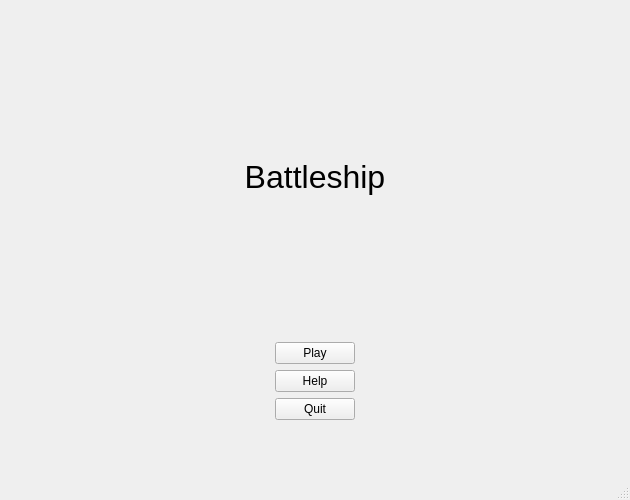
The window that battleship.ui (B1rtek/battleship-py) describes before a commit, drawn with Qt 5.
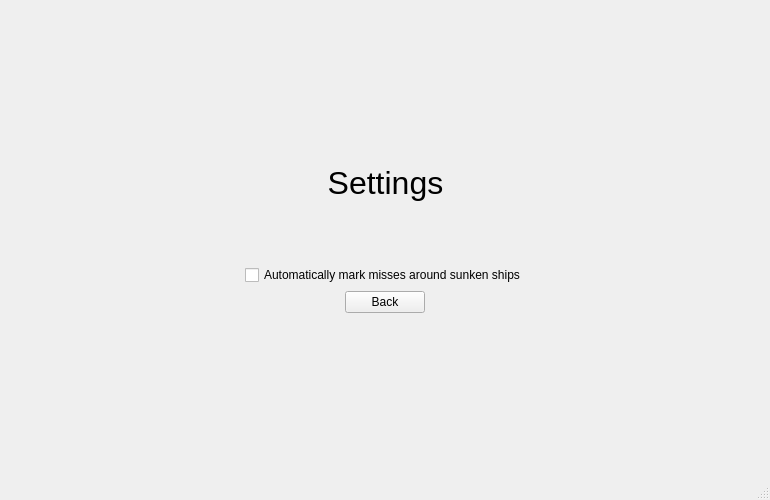
The same window after the commit. The open tabs and pages were chosen to show the change.

Commit message: Added settings page to the GUI version

Patch:
```diff
--- a/battleship.ui
+++ b/battleship.ui
@@ -6,7 +6,7 @@
    <rect>
     <x>0</x>
     <y>0</y>
-    <width>630</width>
+    <width>770</width>
     <height>500</height>
    </rect>
   </property>
@@ -923,6 +923,124 @@
         </item>
        </layout>
       </widget>
+      <widget class="QWidget" name="page">
+       <layout class="QVBoxLayout" name="verticalLayout_15">
+        <item>
+         <spacer name="verticalSpacer_17">
+          <property name="orientation">
+           <enum>Qt::Vertical</enum>
+          </property>
+          <property name="sizeHint" stdset="0">
+           <size>
+            <width>20</width>
+            <height>131</height>
+           </size>
+          </property>
+         </spacer>
+        </item>
+        <item>
+         <layout class="QHBoxLayout" name="horizontalLayout_16">
+          <item>
+           <spacer name="horizontalSpacer_21">
+            <property name="orientation">
+             <enum>Qt::Horizontal</enum>
+            </property>
+            <property name="sizeHint" stdset="0">
+             <size>
+              <width>40</width>
+              <height>20</height>
+             </size>
+            </property>
+           </spacer>
+          </item>
+          <item>
+           <layout class="QVBoxLayout" name="verticalLayout_14">
+            <item>
+             <widget class="QLabel" name="label_settings">
+              <property name="sizePolicy">
+               <sizepolicy hsizetype="Minimum" vsizetype="Preferred">
+                <horstretch>0</horstretch>
+                <verstretch>0</verstretch>
+               </sizepolicy>
+              </property>
+              <property name="font">
+               <font>
+                <pointsize>24</pointsize>
+               </font>
+              </property>
+              <property name="text">
+               <string>Settings</string>
+              </property>
+              <property name="alignment">
+               <set>Qt::AlignCenter</set>
+              </property>
+             </widget>
+            </item>
+            <item>
+             <spacer name="verticalSpacer_16">
+              <property name="orientation">
+               <enum>Qt::Vertical</enum>
+              </property>
+              <property name="sizeHint" stdset="0">
+               <size>
+                <width>20</width>
+                <height>40</height>
+               </size>
+              </property>
+             </spacer>
+            </item>
+            <item>
+             <widget class="QCheckBox" name="checkbox_settings_mma">
+              <property name="sizePolicy">
+               <sizepolicy hsizetype="Minimum" vsizetype="Fixed">
+                <horstretch>0</horstretch>
+                <verstretch>0</verstretch>
+               </sizepolicy>
+              </property>
+              <property name="text">
+               <string>Automatically mark misses around sunken ships</string>
+              </property>
+             </widget>
+            </item>
+            <item alignment="Qt::AlignHCenter">
+             <widget class="QPushButton" name="button_settings_back">
+              <property name="text">
+               <string>Back</string>
+              </property>
+             </widget>
+            </item>
+           </layout>
+          </item>
+          <item>
+           <spacer name="horizontalSpacer_22">
+            <property name="orientation">
+             <enum>Qt::Horizontal</enum>
+            </property>
+            <property name="sizeHint" stdset="0">
+             <size>
+              <width>40</width>
+              <height>20</height>
+             </size>
+            </property>
+           </spacer>
+          </item>
+         </layout>
+        </item>
+        <item>
+         <spacer name="verticalSpacer_18">
+          <property name="orientation">
+           <enum>Qt::Vertical</enum>
+          </property>
+          <property name="sizeHint" stdset="0">
+           <size>
+            <width>20</width>
+            <height>131</height>
+           </size>
+          </property>
+         </spacer>
+        </item>
+       </layout>
+      </widget>
      </widget>
     </item>
    </layout>
```
Left out of the diff: 17 changed lines with no effect on the pictures. The commit also changes 4 other files.
